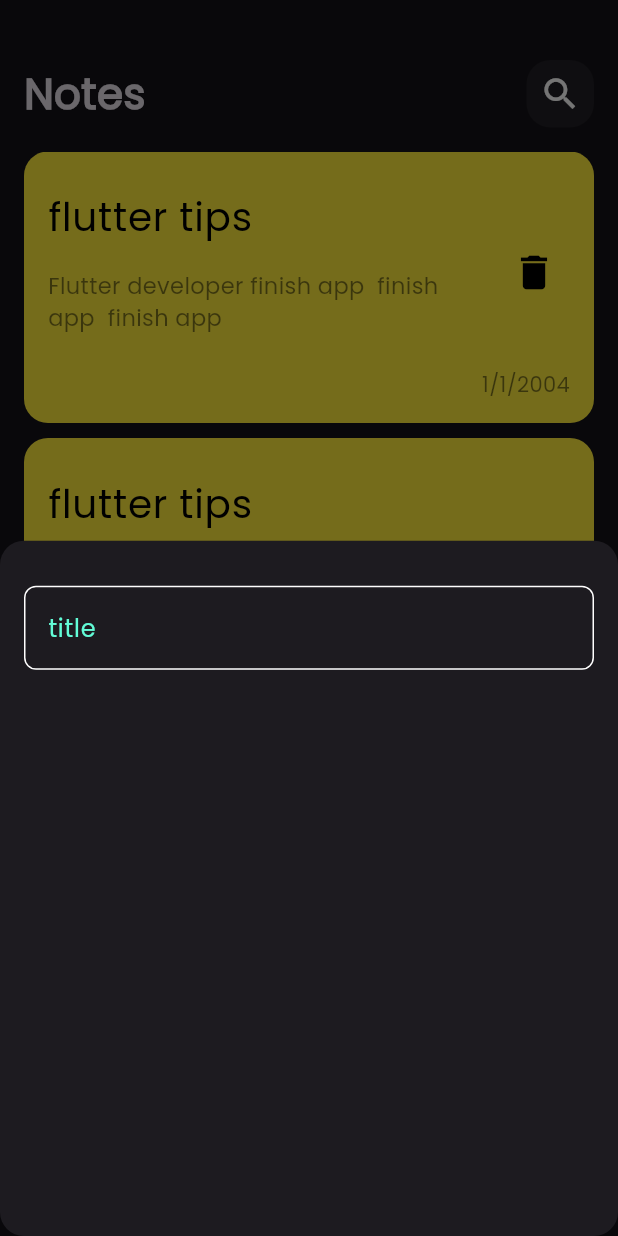
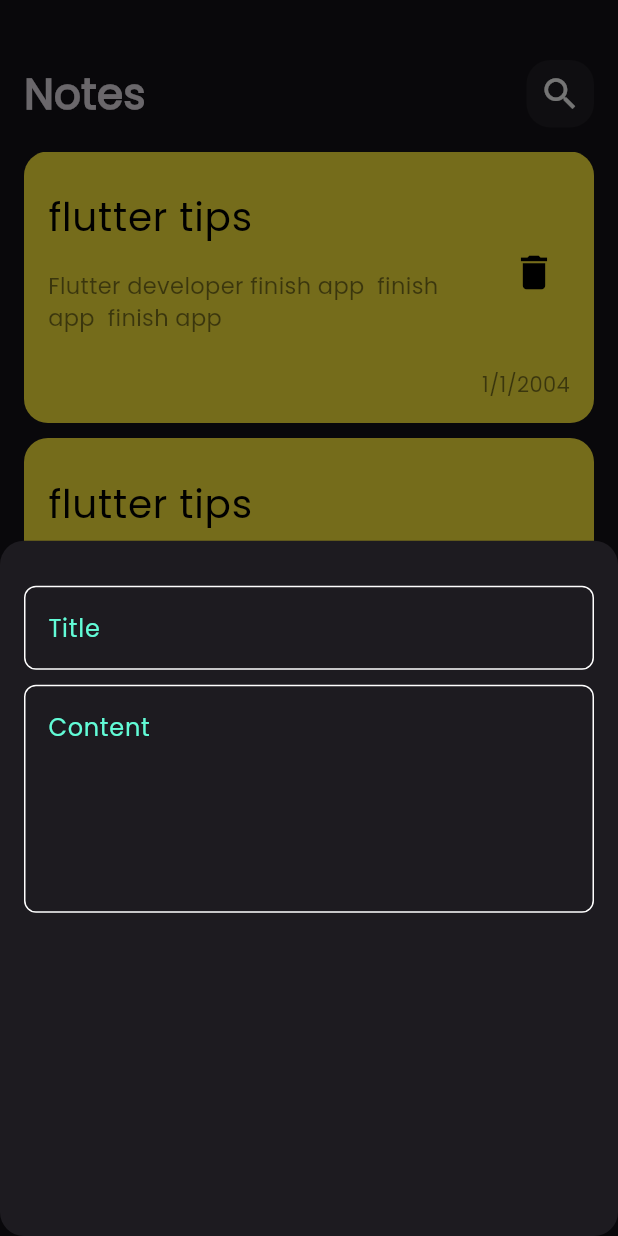
Before and after one commit to mahmoud123asd/NotesApp, a Flutter app: the screen it shows after launch, after a tap on the "add" icon, on a phone screen of 412 x 824 dp. Run offline on Flutter 3.47's test engine with Material 3 defaults, Android fonts, the phone set to English and light mode, and no system bars.

Commit message:
add fields to bottom sheet

```diff
--- a/lib/widgets/add_note_bottom_sheet.dart
+++ b/lib/widgets/add_note_bottom_sheet.dart
@@ -14,7 +14,14 @@ class AddNoteBottomSheet extends StatelessWidget {
             height: 30,
           ),
           CustomTextField(
-            hintText: "title",
+            hintText: "Title",
+          ),
+          SizedBox(
+            height: 10,
+          ),
+          CustomTextField(
+            hintText: "Content",
+            maxLines: 5,
           ),
         ],
       ),
--- a/lib/widgets/custom_text_field.dart
+++ b/lib/widgets/custom_text_field.dart
@@ -3,11 +3,13 @@ import 'package:notes_app/constants.dart';
 
 class CustomTextField extends StatelessWidget {
   final String hintText;
-  const CustomTextField({super.key, required this.hintText});
+  final int maxLines;
+  const CustomTextField({super.key, required this.hintText, this.maxLines = 1});
 
   @override
   Widget build(BuildContext context) {
     return TextField(
+      maxLines: maxLines,
       cursorColor: kPrimaryColor,
       decoration: InputDecoration(
         hintText: hintText,
```
